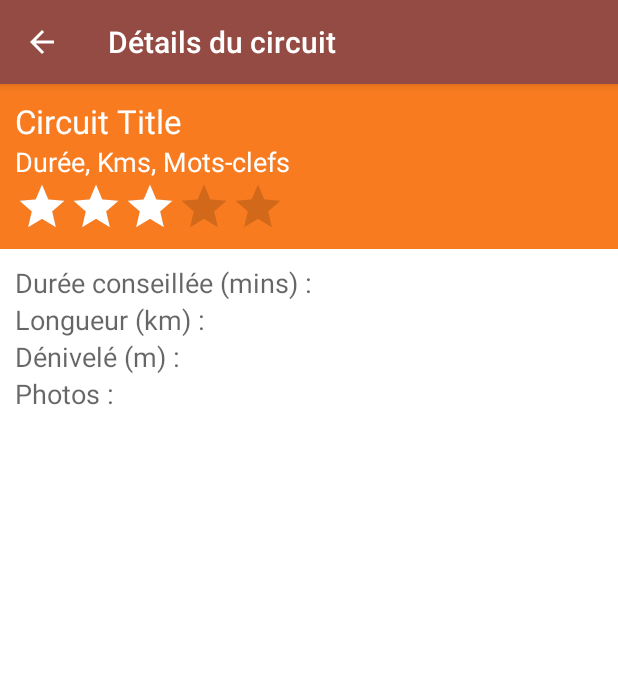
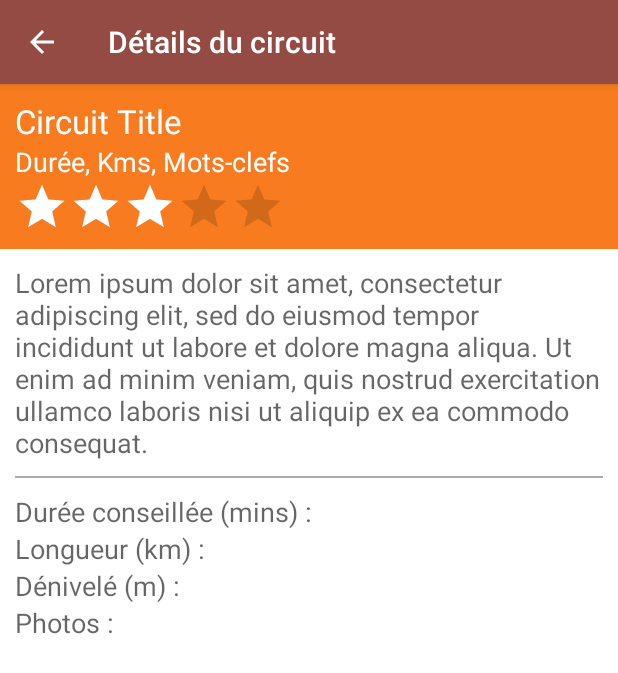
Before and after one commit to BOULHEXANOME/Application_Smartooz, an Android app: the CircuitDetailsActivity screen opened directly, with no data from a screen before it, on a phone screen of 412 x 824 dp. Shown: the top 673 px of the screen. Run offline under Robolectric (Android 15) with nearby library versions, the phone set to English and light mode, and no system bars.

Commit message:
Pret a recuperer les infos depuis la liste des circuits

```diff
--- a/app/src/main/java/boulhexanome/application_smartooz/Activities/CircuitDetailsActivity.java
+++ b/app/src/main/java/boulhexanome/application_smartooz/Activities/CircuitDetailsActivity.java
@@ -11,6 +11,8 @@ import android.widget.ScrollView;
 import android.widget.TextView;
 
 import com.google.android.gms.maps.MapFragment;
+import com.google.android.gms.maps.model.MarkerOptions;
+import com.google.gson.JsonArray;
 import com.google.gson.JsonObject;
 
 import java.util.ArrayList;
@@ -30,13 +32,12 @@ public class CircuitDetailsActivity extends AppCompatActivity implements GetTask
     boolean mapIsHidden;
 
     // Les elements qu'on doit mettre a jour
-    private TextView circuitTitle, circuitInformationsTextview, timeMinutesTextview, lengthKmTextview, heightDifferenceTextview;
+    private TextView circuitTitle, circuitInformationsTextview, circuitDescription, timeMinutesTextview, lengthKmTextview, heightDifferenceTextview;
     private RatingBar circuitRatingBar;
 
     // Infos issues du serveur
     private Circuit theCircuit;
-    private ArrayList<Place> listOfPlaces;
-
+    private ArrayList<Place> listOfPlaces = new ArrayList<Place>();
 
 
     @Override
@@ -65,14 +66,11 @@ public class CircuitDetailsActivity extends AppCompatActivity implements GetTask
         scrollButtonLayout.setOnClickListener(new View.OnClickListener() {
             public void onClick(View arg0) {
 
-            if(mapIsHidden)
-            {
+                if (mapIsHidden) {
                     mMapFragment.getView().setVisibility(View.GONE);
                     mScrollView.setVisibility(View.VISIBLE);
                     mapIsHidden = false;
-            }
-            else
-            {
+                } else {
                     mMapFragment.getView().setVisibility(View.VISIBLE);
                     mScrollView.setVisibility(View.GONE);
                     mapIsHidden = true;
@@ -82,47 +80,79 @@ public class CircuitDetailsActivity extends AppCompatActivity implements GetTask
         }); // Fin decla listener
 
 
-        // Definition des objets que l'on va mettre a jour
+        // Definition des objets graphiques que l'on va mettre a jour
         circuitTitle = (TextView) findViewById(R.id.circuit_title);
         circuitInformationsTextview = (TextView) findViewById(R.id.circuit_global_informations);
         circuitRatingBar = (RatingBar) findViewById(R.id.circuit_details_rating);
+        circuitDescription = (TextView) findViewById(R.id.circuit_description);
         timeMinutesTextview = (TextView) findViewById(R.id.time_minutes);
         lengthKmTextview = (TextView) findViewById(R.id.length_km);
         heightDifferenceTextview = (TextView) findViewById(R.id.circuit_height_difference_m);
 
+        // Recuperation de l'objet circuit transmis depuis la liste des circuits
+        theCircuit = (Circuit) getIntent().getSerializableExtra("Circuit");
+        if (theCircuit != null) {
+            // MAJ des elements de la vue pour afficher les infos dans l'objet circuit
+            circuitTitle.setText(theCircuit.getName());
+
+            // Recup les mots clefs
+            String keywords = "";
+            for (int i = 0; i < theCircuit.getKeywords().size(); i++) {
+                keywords += theCircuit.getKeywords().get(i) + " ";
+            }
+
+            //circuitInformationsTextview.setText(Durée, theCircuit.getLengthKm(), keywords);
+            circuitRatingBar.setRating(theCircuit.getNoteOn5());
+            circuitDescription.setText(theCircuit.getDescription());
+            //timeMinutesTextview.setText("Durée conseillée : " + duree + " mins");
+            lengthKmTextview.setText("Distance : " + theCircuit.getLengthKm() + " km");
+            heightDifferenceTextview.setText("Dénivelé : " + theCircuit.getDeniveleM() + " m");
+
+            // Appels au Back pour recuperer les Places associees
+            // Pour chaque id de place contenue dans circuit, on envoie une requete au back pour recuperer ce circuit
+            //for (int i = 0; i < theCircuit.getPlaces.lenght; i++) {
 
 
-        // Appels au Back pour remplir les objets Circuit et les Places associees
+            //}
 
+        }
 
-
-        // MAJ des elements de la vue pour afficher les infos recuperees
-        //circuitTitle.setText(LeTitre);
-        //circuitInformationsTextview.setText(Durée, Kms, Mot-clefs);
-        //circuitRatingBar.setRating(leRating);
-        //timeMinutesTextview.setText(" Durée conseillée : " + duree + " mins");
-        //lengthKmTextview.setText("Distance : " + distance_km + " km");
-        //heightDifferenceTextview.setText("Dénivelé : " + denivele + " m");
 
     } // Fin onCreate
 
 
     //Recupere le JSON un fois la requete au serveur effectuee
     @Override
-    public void processFinish(JsonObject results) {
+    synchronized public void processFinish(JsonObject results) {
 
-        // Si le json qui arrive est un circuit
-        // Le convertir en objet Circuit et lancer autant de get task qu'il y a de places associees
+        // Les Json qui arrivent sont des places, les ajouter à la liste des places et maj la vue, cad ajouter un objet dans la liste
+        if (results != null) {
 
-        // Si le json qui arrive est une place
-        // Le convertir en objet Place et l'ajouter à la liste des places
+            JsonObject thePlaceJson = results.getAsJsonObject("place");
+            System.out.println(thePlaceJson);
+            if (thePlaceJson != null) {
 
+                Place newPlace = new Place(thePlaceJson);
+                listOfPlaces.add(newPlace);
+                // MAJ de la vue avec le nouveau Place
+                addPlaceInformationsToList(newPlace);
 
+            }
 
-        // Mettre a jour la vue ICI ?
+        }
+
+    }
+
+    // Papin c'est pour toi !!
+    // Fais en sorte qu'on ajoute bien les places a la liste et que ça soit joli x)
+    public void addPlaceInformationsToList(Place theNewPlace) {
+
+        // Ajout d'un element a la liste des places et maj de ses infos sur la vue graphique
+
+        //theNewPlace
+
 
     }
 
 
-
 }
--- a/app/src/main/res/layout/content_circuit_details.xml
+++ b/app/src/main/res/layout/content_circuit_details.xml
@@ -73,6 +73,21 @@
             android:orientation="vertical">
 
             <TextView
+                android:id="@+id/circuit_description"
+                android:layout_width="wrap_content"
+                android:layout_height="wrap_content"
+                android:singleLine="false"
+                android:text="Lorem ipsum dolor sit amet, consectetur adipiscing elit, sed do eiusmod tempor incididunt ut labore et dolore magna aliqua. Ut enim ad minim veniam, quis nostrud exercitation ullamco laboris nisi ut aliquip ex ea commodo consequat."
+                android:textAppearance="?android:attr/textAppearanceMedium" />
+
+            <View
+                android:layout_width="match_parent"
+                android:layout_height="1dp"
+                android:background="@android:color/darker_gray"
+                android:layout_marginTop="10dp"
+                android:layout_marginBottom="10dp" />
+
+            <TextView
                 android:id="@+id/time_minutes"
                 android:layout_width="wrap_content"
                 android:layout_height="wrap_content"
```
Lines whose indentation alone changed are shown as unchanged.
